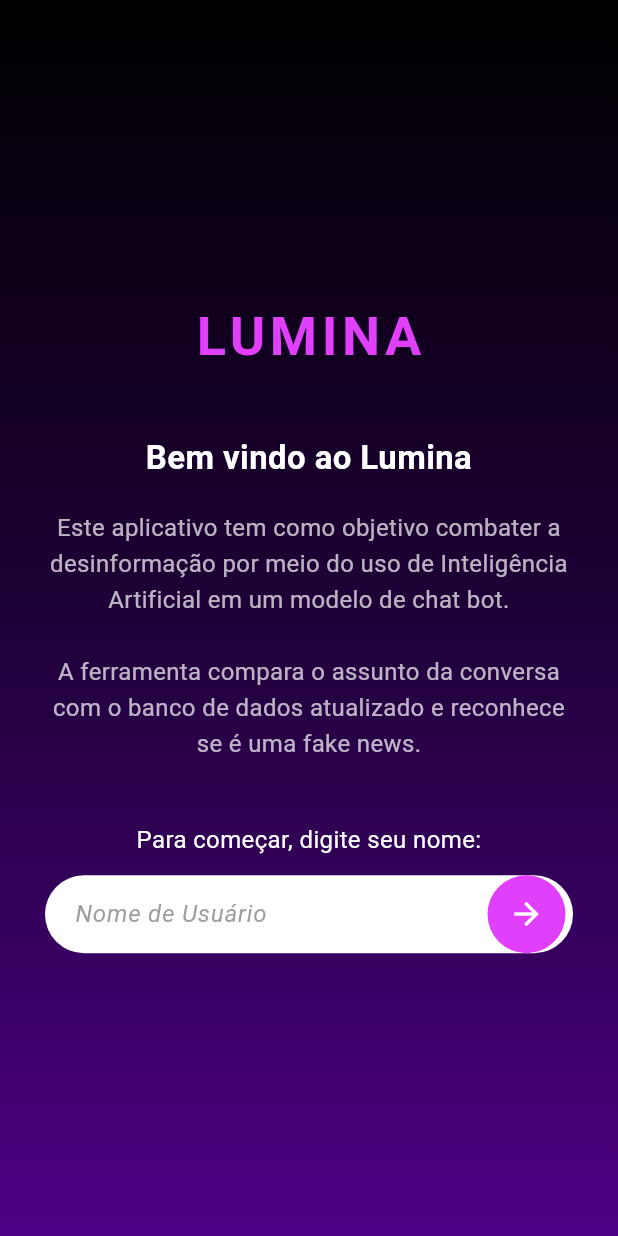
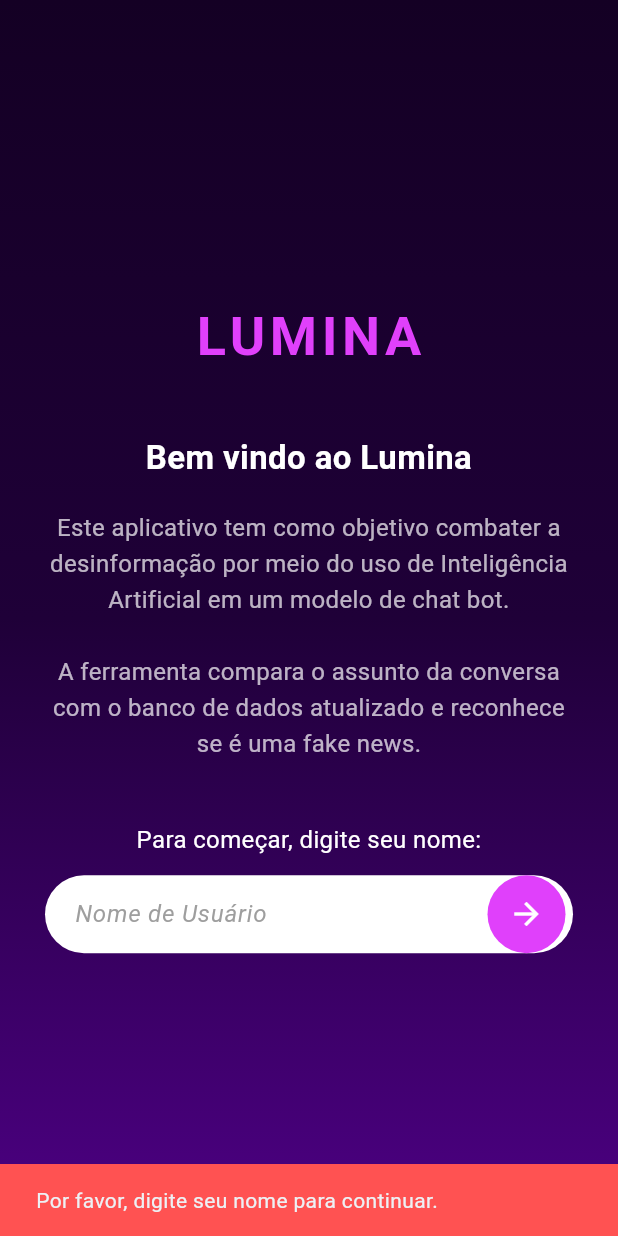
Before and after one commit to unb-mds/2025-2-Lumina, a Flutter app: the screen it shows after launch, after a tap on the "arrow forward" icon, on a phone screen of 412 x 824 dp. Run offline on Flutter 3.47's test engine with Material 3 defaults, Android fonts, the light colour scheme and no system bars; our stand-ins replace flutter_dotenv.

Commit message:
Refatoração dos textos

```diff
--- a/frontend/lib/ChatScreen.dart
+++ b/frontend/lib/ChatScreen.dart
@@ -40,7 +40,7 @@ class _ChatScreenState extends State<ChatScreen> {
 
     _messages.add(
       ChatMessage(
-        text: "Olá $nome! Sou o seu chatbot. Pergunte algo!",
+        text: "Olá $nome! Sou Lumina, sua agente de IA para o combate à desinformação, como posso te ajudar hoje?",
         isUser: false,
         timestamp: DateTime.now(),
       ),
--- a/frontend/lib/LandingPage.dart
+++ b/frontend/lib/LandingPage.dart
@@ -21,7 +21,7 @@ class _LandingPageState extends State<LandingPage> {
             begin: Alignment.topCenter,
             end: Alignment.bottomCenter,
             colors: [
-              Colors.black,
+              Color.fromARGB(255, 20, 0, 36),
               Color.fromARGB(255, 31, 0, 56),
               Color.fromARGB(255, 77, 0, 132),
             ],
@@ -116,8 +116,7 @@ class _LandingPageState extends State<LandingPage> {
                       onTap: () {
                         String nomeusuario = _nomeController.text.trim();
                         if (nomeusuario.isNotEmpty) {
-                          // se o nome do usuario for prenchido mostra uma mensagem
-                          // aqui pode mudar para caso o nome for prenchido, ir para a proxima pagina
+
                           ScaffoldMessenger.of(context).showSnackBar(
                             SnackBar(
                               content: Text('Bem-vindo, $nomeusuario!'),
@@ -131,6 +130,15 @@ class _LandingPageState extends State<LandingPage> {
                             arguments: nomeusuario,
                           );
 
+                        }
+                         else {
+
+                           ScaffoldMessenger.of(context).showSnackBar(
+                            const SnackBar(
+                              content: Text('Por favor, digite seu nome para continuar.'),
+                              backgroundColor: Colors.redAccent,
+                            ),
+                          );
                         }
                       },
                       child: Container(
```
